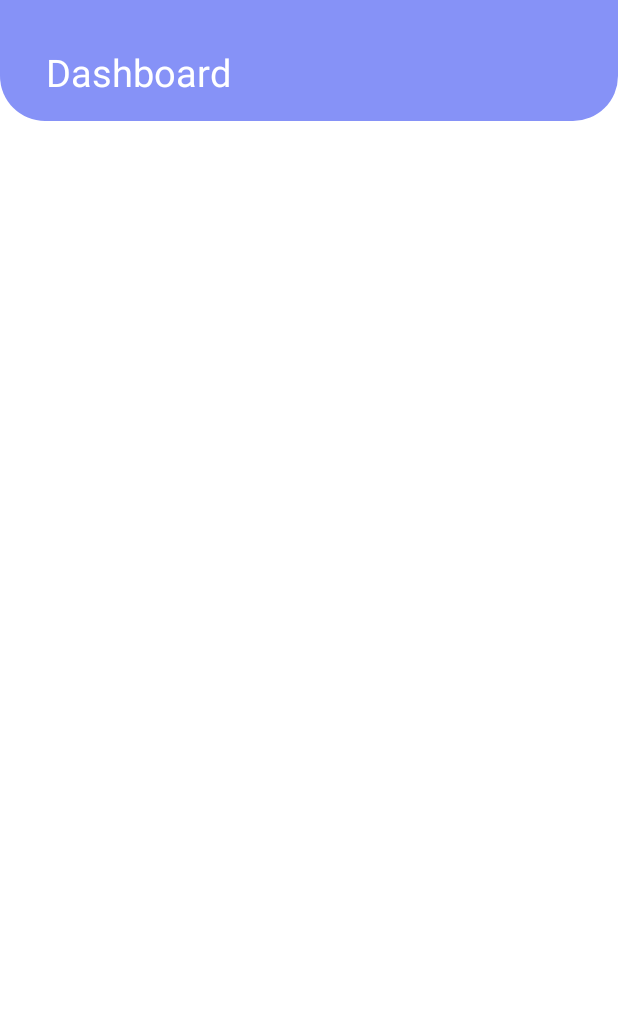
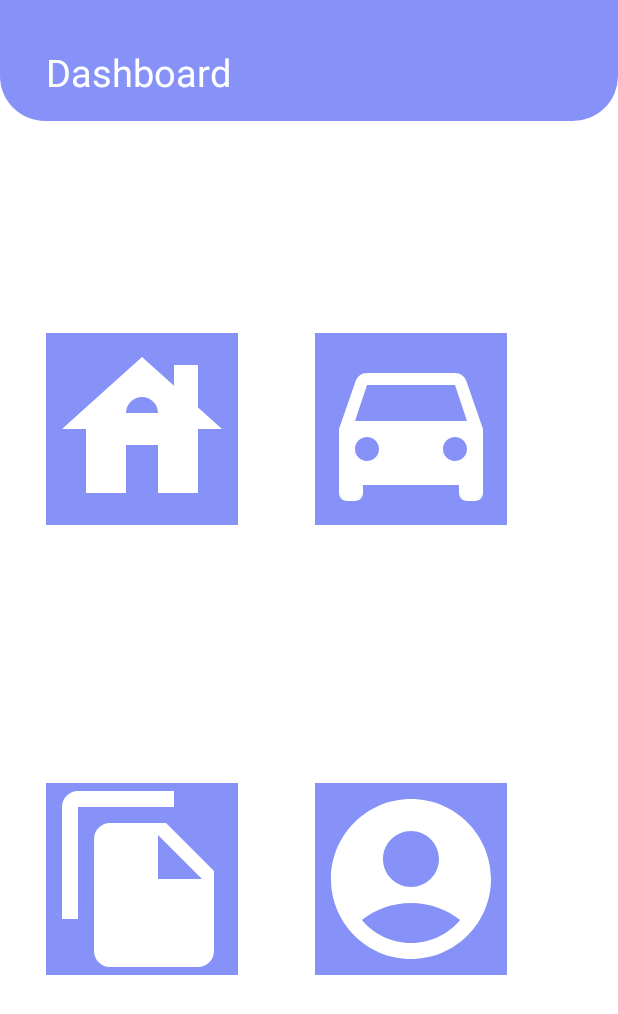
Before and after one commit to aranv20/parkir-apk, an Android app: the layout fragment_home.xml on its own in the app's theme, with its tools: preview values and no code run, on a phone screen of 412 x 824 dp. Shown: the top 1014 px of the screen. Run offline under Robolectric (Android 15) with nearby library versions, the phone set to English and light mode, and no system bars.

Commit message:
update dashboard

```diff
--- a/app/src/main/res/layout/fragment_home.xml
+++ b/app/src/main/res/layout/fragment_home.xml
@@ -1,10 +1,59 @@
 <?xml version="1.0" encoding="utf-8"?>
-<androidx.constraintlayout.widget.ConstraintLayout xmlns:android="http://schemas.android.com/apk/res/android"
+<RelativeLayout xmlns:android="http://schemas.android.com/apk/res/android"
     xmlns:tools="http://schemas.android.com/tools"
     android:layout_width="match_parent"
     android:layout_height="match_parent"
     xmlns:app="http://schemas.android.com/apk/res-auto"
     tools:context=".HomeFragment">
+
+    <ImageView
+        android:id="@+id/parking"
+        android:layout_width="128dp"
+        android:layout_height="128dp"
+        android:layout_alignParentTop="true"
+        android:layout_alignParentEnd="true"
+        android:layout_marginTop="222dp"
+        android:layout_marginEnd="74dp"
+        android:layout_marginRight="20dp"
+        android:background="@color/lavender"
+        android:src="@drawable/baseline_car_24" />
+
+    <ImageView
+        android:id="@+id/home"
+        android:layout_width="128dp"
+        android:layout_height="128dp"
+        android:layout_alignParentTop="true"
+        android:layout_marginLeft="20dp"
+        android:layout_marginTop="222dp"
+        android:layout_marginEnd="51dp"
+        android:layout_toStartOf="@+id/parking"
+        android:background="@color/lavender"
+        android:src="@drawable/baseline_home_24" />
+
+    <ImageView
+        android:id="@+id/profile"
+        android:layout_width="128dp"
+        android:layout_height="128dp"
+        android:layout_alignParentEnd="true"
+        android:layout_alignParentBottom="true"
+        android:layout_marginEnd="74dp"
+        android:layout_marginRight="20dp"
+        android:layout_marginBottom="174dp"
+        android:background="@color/lavender"
+        android:src="@drawable/baseline_account_24" />
+
+    <ImageView
+        android:id="@+id/history"
+        android:layout_width="128dp"
+        android:layout_height="128dp"
+        android:layout_alignParentBottom="true"
+        android:layout_marginTop="100dp"
+        android:layout_marginEnd="51dp"
+        android:layout_marginRight="20dp"
+        android:layout_marginBottom="174dp"
+        android:layout_toStartOf="@+id/profile"
+        android:background="@color/lavender"
+        android:src="@drawable/baseline_file_24" />
 
     <androidx.constraintlayout.widget.ConstraintLayout
         android:id="@+id/layoutHeader"
@@ -28,4 +77,4 @@
 
     </androidx.constraintlayout.widget.ConstraintLayout>
 
-</androidx.constraintlayout.widget.ConstraintLayout>
+</RelativeLayout>
```
Also changed, not shown: app/src/main/java/com/example/parkirfirebase/HomeFragment.java (+62 -4 lines).
